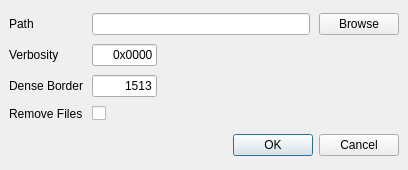
Qt form crispy/resources/gui/uis/quanty/preferences.ui (mretegan/crispy) before a commit.
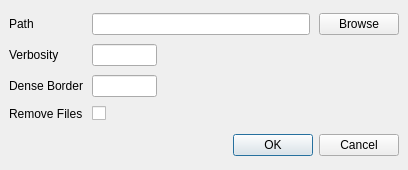
The same form after that commit.

Diff of the .ui file:
```diff
--- a/crispy/resources/gui/uis/quanty/preferences.ui
+++ b/crispy/resources/gui/uis/quanty/preferences.ui
@@ -133,9 +133,6 @@
          <height>22</height>
         </size>
        </property>
-       <property name="text">
-        <string>1513</string>
-       </property>
        <property name="alignment">
         <set>Qt::AlignRight|Qt::AlignTrailing|Qt::AlignVCenter</set>
        </property>
@@ -164,9 +161,6 @@
        <property name="toolTip">
         <string>Verbosity of the Quanty calculation. Acceptable values in increasing verbosity: 0x0000, 0x00FF, 0xFFFF.</string>
        </property>
-       <property name="text">
-        <string>0x0000</string>
-       </property>
        <property name="alignment">
         <set>Qt::AlignRight|Qt::AlignTrailing|Qt::AlignVCenter</set>
        </property>
```
